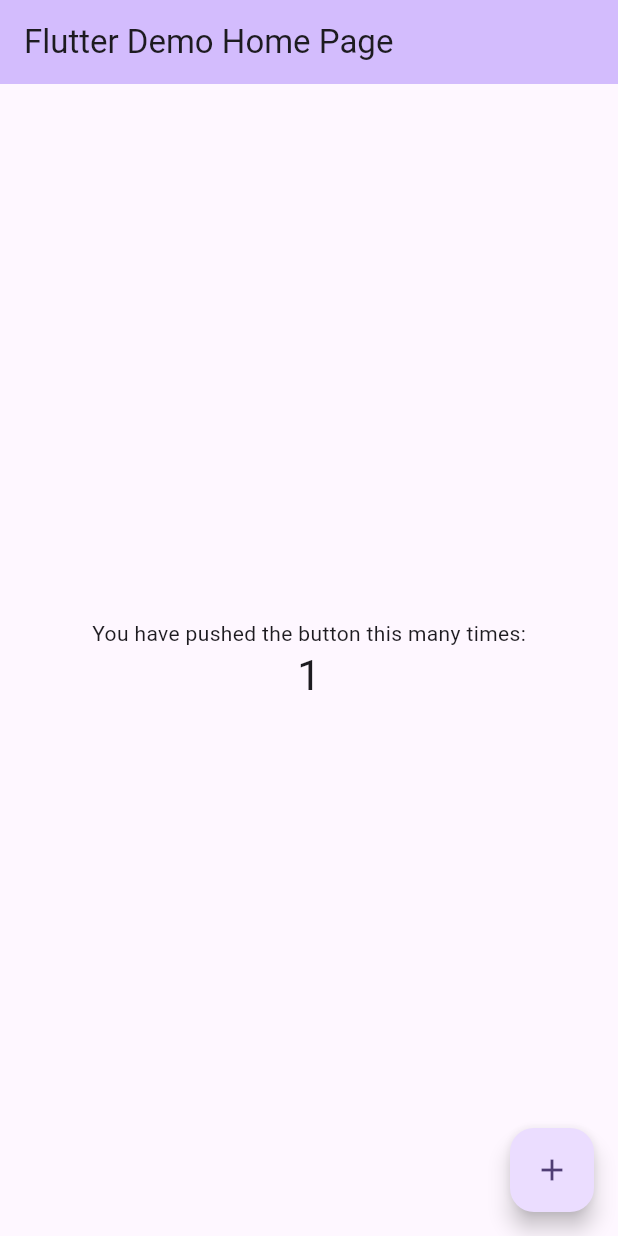
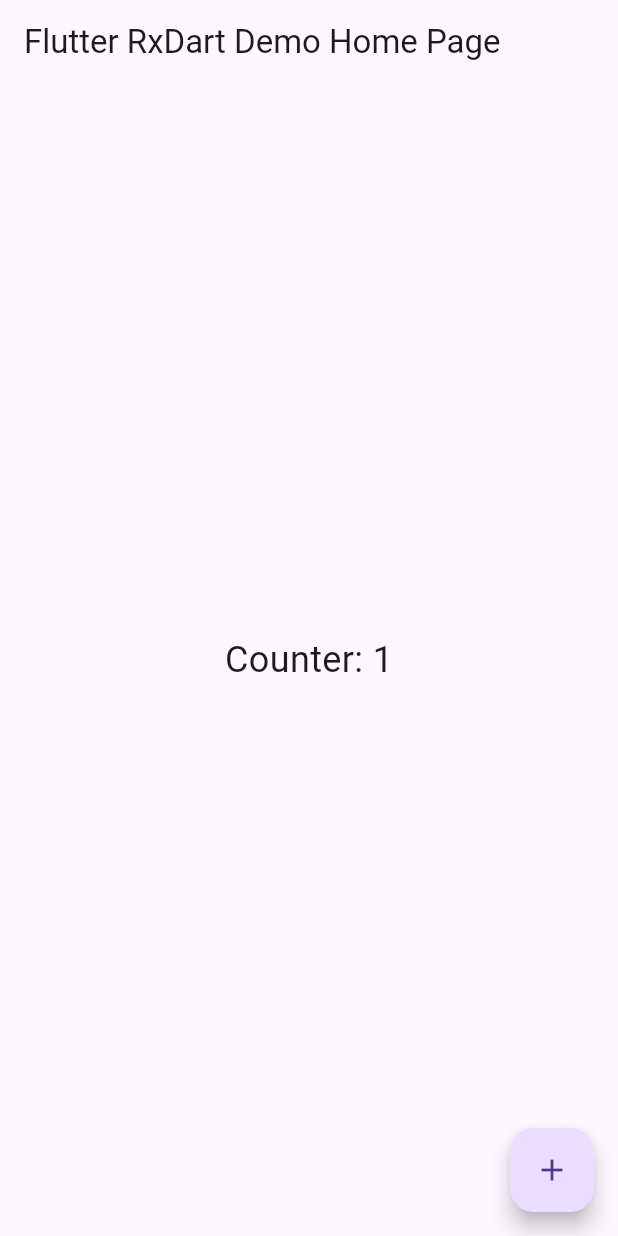
Before and after one commit to Codetroupe/flutter_application_demo, a Flutter app: the screen it shows after launch, after a tap on the "add" icon, on a phone screen of 412 x 824 dp. Run offline on Flutter 3.47's test engine with Material 3 defaults, Android fonts, the phone set to English and light mode, and no system bars; our stand-ins replace rxdart.

Commit message:
rxdart test

```diff
--- a/lib/main.dart
+++ b/lib/main.dart
@@ -1,7 +1,7 @@
 import 'package:flutter/material.dart';
-
+import 'package:rxdart/rxdart.dart';
 void main() {
-  runApp(const MyApp());
+  runApp(const RxDartApp());
 }
 
 class MyApp extends StatelessWidget {
@@ -123,3 +123,69 @@ class _MyHomePageState extends State<MyHomePage> {
     );
   }
 }
+
+class RxDartApp extends StatelessWidget {
+  const RxDartApp({super.key});
+  @override
+  Widget build(BuildContext context) {
+    return MaterialApp(
+      title: 'RxDart Demo',
+      theme: ThemeData(
+        primarySwatch: Colors.blue,
+      ),
+      home: const RxDartHomePage(title: 'Flutter RxDart Demo Home Page'),
+    );
+  }
+}
+
+class RxDartHomePage extends StatefulWidget {
+  const RxDartHomePage({super.key, required this.title});
+  final String title;
+  @override
+  State<RxDartHomePage> createState() => _RxDartHomePageState();
+}
+
+class _RxDartHomePageState extends State<RxDartHomePage> {
+  final BehaviorSubject<int> _counterSubject = BehaviorSubject<int>.seeded(0);
+
+  @override
+  void dispose() {
+    _counterSubject.close();
+    super.dispose();
+  }
+
+  void _incrementCounter() {
+    _counterSubject.add(_counterSubject.value + 1);
+  }
+
+  @override
+  Widget build(BuildContext context) {
+    return Scaffold(
+      appBar: AppBar(
+        title: Text(widget.title),
+      ),
+      body: Center(
+        child: StreamBuilder<int>(
+          stream: _counterSubject.stream,
+          builder: (context, snapshot) {
+            if (snapshot.hasData) {
+              return Text(
+                'Counter: ${snapshot.data}',
+                style: TextStyle(fontSize: 24),
+              );
+            } else if (snapshot.hasError) {
+              return Text('Error: ${snapshot.error}');
+            } else {
+              return CircularProgressIndicator();
+            }
+          },
+        ),
+      ),
+      floatingActionButton: FloatingActionButton(
+        onPressed: _incrementCounter,
+        tooltip: 'Increment',
+        child: Icon(Icons.add),
+      ),
+    );
+  }
+}
```
Also changed, not shown: pubspec.yaml (+8 -0 lines), pubspec.lock.
